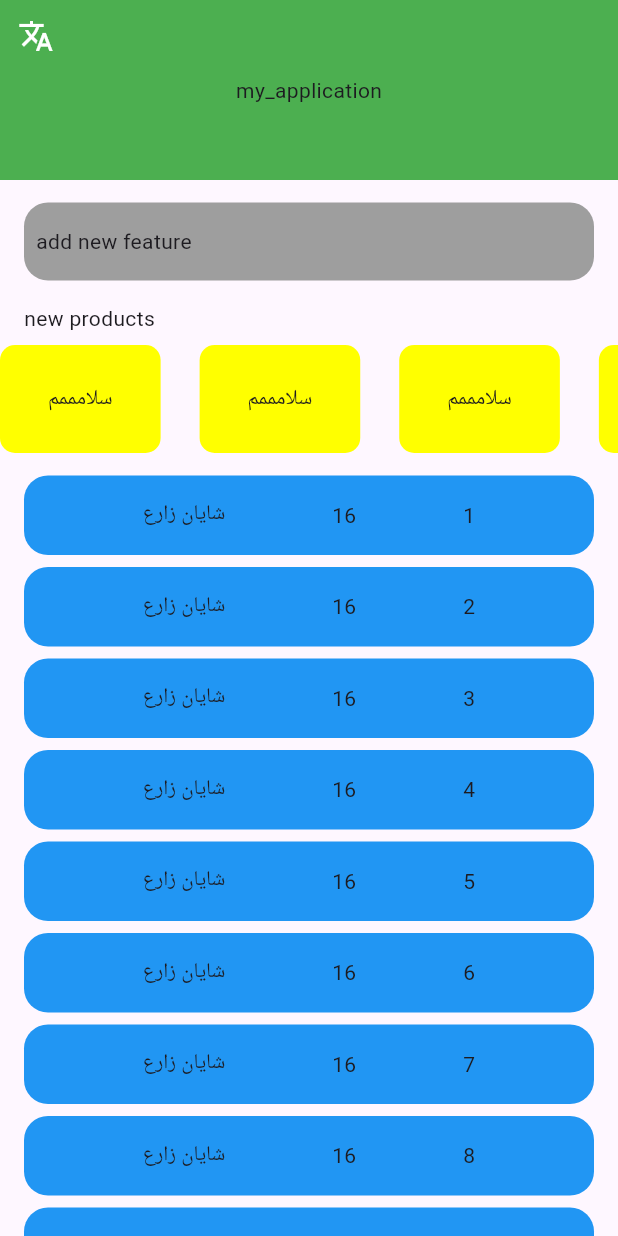
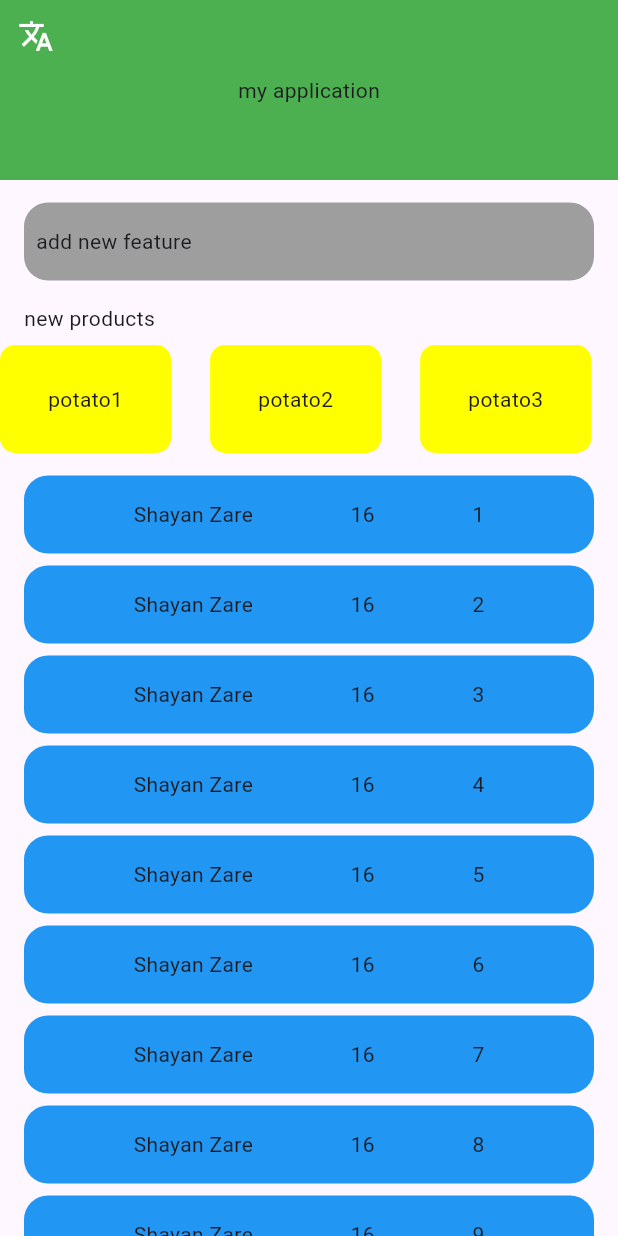
Before and after one commit to shayanzare-dev/taav_task, a Flutter app: the screen it shows after launch, after a tap on the "translate" icon, on a phone screen of 412 x 824 dp. Run offline on Flutter 3.47's test engine with Material 3 defaults, Android fonts, the phone set to English and light mode, and no system bars; generated files the repository leaves out were written again.

Commit message:
working on translation..

```diff
--- a/lib/app.dart
+++ b/lib/app.dart
@@ -1,17 +1,21 @@
 import 'package:flutter/material.dart';
 import 'package:flutter_gen/gen_l10n/app_localizations.dart';
 import 'package:untitled/pages/home/home_page.dart';
+import 'package:untitled/pages/home/widgets/language_change/locale_manager.dart';
+
 class App extends StatelessWidget {
-  const App({super.key});
+  App({super.key});
+
+  final LocaleManager locale = LocaleManager();
 
   @override
   Widget build(BuildContext context) {
-    Locale locale = const Locale('en');
+   // Locale locale = const Locale('fa');
     return MaterialApp(
       localizationsDelegates: AppLocalizations.localizationsDelegates,
       supportedLocales: AppLocalizations.supportedLocales,
-      locale: locale,
-      title: 'title',
+      locale: locale.locale,
+      title: 'review on localization',
       theme: ThemeData(
         primaryColor: Colors.grey.shade600,
       ),
--- a/lib/l10n/app_en.arb
+++ b/lib/l10n/app_en.arb
@@ -1,5 +1,5 @@
 {
-  "title": "my_application",
+  "title": "my application",
   "add_new_feature": "add new feature",
   "new_products": "new products"
 }
--- a/lib/main.dart
+++ b/lib/main.dart
@@ -1,4 +1,4 @@
 import 'package:flutter/cupertino.dart';
 import 'package:untitled/app.dart';
 
-void main() => runApp(const App());
+void main() => runApp( App());
--- a/lib/pages/data_base/data_base.dart
+++ b/lib/pages/data_base/data_base.dart
@@ -1,6 +1,29 @@
+import 'package:flutter/material.dart';
+import 'package:untitled/pages/data_base/item.dart';
+
 import 'person.dart';
 
 class DataBase {
-  static List<Person> peopleInformation =
-      List.generate(25, (index) => Person(name: 'شایان', lastName: 'زارع'));
+  static List<Person> getPeopleInformation(BuildContext context) {
+    // دسترسی به اطلاعات بر اساس context
+    final locale = Localizations.localeOf(context).languageCode;
+
+    if (locale == 'fa') {
+      return List.generate(
+          25, (index) => Person(name: 'شایان', lastName: 'زارع'));
+    } else {
+      return List.generate(
+          25, (index) => Person(name: 'Shayan', lastName: 'Zare'));
+    }
+  }
+
+  static List<Item> getItems(BuildContext context) {
+    final String locale = Localizations.localeOf(context).languageCode;
+
+    if (locale == 'fa') {
+      return List.generate(21, (index) => Item(name: 'سیب زمینی'));
+    } else {
+      return List.generate(10, (index) => Item(name: 'potato'));
+    }
+  }
 }
--- /dev/null
+++ b/lib/pages/data_base/item.dart
@@ -0,0 +1,7 @@
+class Item {
+  static int idCount = 0;
+  final String name;
+  final int id;
+
+  Item({required this.name}) : id = ++idCount;
+}
--- a/lib/pages/data_base/person.dart
+++ b/lib/pages/data_base/person.dart
@@ -1,5 +1,4 @@
 import 'dart:math';
-
 class Person {
   static int idGenerator = 0;
 
@@ -7,6 +6,7 @@
   final String lastName;
   late int age;
   final int id;
+
 
   Person({required this.name, required this.lastName}) : id = ++idGenerator {
     age = _ageGenerator();
--- a/lib/pages/home/home_page.dart
+++ b/lib/pages/home/home_page.dart
@@ -1,4 +1,5 @@
 import 'package:flutter/material.dart';
+import 'package:untitled/pages/home/widgets/language_change/change_language.dart';
 import 'package:untitled/pages/home/widgets/new_product.dart';
 import 'package:untitled/pages/home/widgets/people.dart';
 
@@ -18,7 +19,12 @@
   Widget _body() => SingleChildScrollView(
         child: Column(
           children: <Widget>[
-            const Header(),
+             Stack(
+              children: [
+                const Header(),
+                ChangeLanguage(),
+              ],
+            ),
             const SizedBox(height: 15),
             const UpdateNewVersion(),
             const SizedBox(height: 15),
--- a/lib/pages/home/widgets/header.dart
+++ b/lib/pages/home/widgets/header.dart
@@ -1,23 +1,18 @@
 import 'package:flutter/material.dart';
 import 'package:flutter_gen/gen_l10n/app_localizations.dart';
-
-import 'change_language.dart';
 
 class Header extends StatelessWidget {
   const Header({super.key});
 
   @override
   Widget build(BuildContext context) {
-    return Stack(children: [
-      SizedBox(
-        width: double.infinity,
-        height: 120,
-        child: ColoredBox(
-          color: Colors.green,
-          child: Center(child: Text(AppLocalizations.of(context)!.title)),
-        ),
+    return SizedBox(
+      width: double.infinity,
+      height: 120,
+      child: ColoredBox(
+        color: Colors.green,
+        child: Center(child: Text(AppLocalizations.of(context)!.title)),
       ),
-      ChangeLanguage()
-    ]);
+    );
   }
 }
--- a/lib/pages/home/widgets/change_language.dart
+++ b/lib/pages/home/widgets/language_change/change_language.dart
@@ -1,7 +1,11 @@
 import 'package:flutter/material.dart';
+import 'package:untitled/pages/home/widgets/language_change/locale_manager.dart';
 
 class ChangeLanguage extends StatefulWidget {
-  const ChangeLanguage({
+ // final void Function({required Locale locale}) changeLocale;
+  final LocaleManager localeManager = LocaleManager();
+
+  ChangeLanguage({
     super.key,
   });
 
@@ -14,6 +18,10 @@
   Widget build(BuildContext context) {
     return IconButton(
         onPressed: () {
+          setState(() {
+
+            widget.localeManager.setLocale();
+          });
         },
         icon: const Icon(
           Icons.translate,
--- /dev/null
+++ b/lib/pages/home/widgets/language_change/locale_manager.dart
@@ -0,0 +1,15 @@
+import 'dart:ui';
+
+class LocaleManager {
+  Locale _locale = const Locale('en');
+
+  Locale get locale => _locale;
+
+  void setLocale() {
+    if (locale == const Locale('en')) {
+      _locale = const Locale('fa');
+    } else {
+      _locale = const Locale('en');
+    }
+  }
+}
--- a/lib/pages/home/widgets/new_product.dart
+++ b/lib/pages/home/widgets/new_product.dart
@@ -1,5 +1,7 @@
 import 'package:flutter/material.dart';
 import 'package:flutter_gen/gen_l10n/app_localizations.dart';
+import 'package:untitled/pages/data_base/data_base.dart';
+import 'package:untitled/pages/data_base/item.dart';
 
 class NewProduct extends StatelessWidget {
   const NewProduct({super.key});
@@ -13,26 +15,28 @@
         child: Text(AppLocalizations.of(context)!.new_products),
       ),
       const SizedBox(height: 8),
-      Expanded(child: _listViewSeparated(color)),
+      Expanded(child: _listViewSeparated(color, context)),
     ]);
   }
 
-  Widget _listViewSeparated(Color primaryColor) {
+  Widget _listViewSeparated(Color primaryColor, BuildContext context) {
     double containerRightMargin = 0;
     double containerLeftMargin = 0;
-
+    final List<Item> items = DataBase.getItems(context);
     return ListView.separated(
       physics: const BouncingScrollPhysics(),
       scrollDirection: Axis.horizontal,
-      itemCount: 20,
+      itemCount: items.length,
       itemBuilder: (context, index) {
         if (index == 0) {
           containerRightMargin = 16;
         }
-        if (index == 19) {
+        if (index == (items.length - 2)) {
           containerLeftMargin = 16;
         }
         return _listViewItem(
+            itemId: items[index].id,
+            itemName: items[index].name,
             containerLeftMargin: containerLeftMargin,
             containerRightMargin: containerRightMargin,
             primaryColor: primaryColor);
@@ -43,11 +47,12 @@
     );
   }
 
-  Widget _listViewItem({
-    required double containerRightMargin,
-    required double containerLeftMargin,
-    required Color primaryColor,
-  }) {
+  Widget _listViewItem(
+      {required double containerRightMargin,
+      required double containerLeftMargin,
+      required Color primaryColor,
+      required String itemName,
+      required int itemId}) {
     return Container(
       alignment: Alignment.center,
       padding: const EdgeInsets.symmetric(horizontal: 32),
@@ -55,7 +60,13 @@
           right: containerRightMargin, left: containerLeftMargin),
       decoration: BoxDecoration(
           color: primaryColor, borderRadius: BorderRadius.circular(10)),
-      child: const Text('سلامممم'),
+      child: Row(
+        mainAxisAlignment: MainAxisAlignment.spaceEvenly,
+        children: [
+          Text(itemName),
+          Text('$itemId'),
+        ],
+      ),
     );
   }
 }
--- a/lib/pages/home/widgets/people.dart
+++ b/lib/pages/home/widgets/people.dart
@@ -6,9 +6,10 @@
 class People extends StatelessWidget {
   People({super.key});
 
-  final List<Widget> items =
-      List.generate(DataBase.peopleInformation.length, (index) {
-    final Person person = DataBase.peopleInformation[index];
+  List<Widget> generateItems(BuildContext context) {
+    final List<Person> people = DataBase.getPeopleInformation(context);
+    return List.generate(people.length, (index) {
+      final Person person = people[index];
       return Container(
         margin: const EdgeInsets.only(left: 16, right: 16, bottom: 8),
         padding: const EdgeInsets.symmetric(vertical: 16, horizontal: 8),
@@ -23,22 +24,22 @@
             children: [
               Text(
                 '${person.name} ${person.lastName}',
-              textAlign: TextAlign.end,
               ),
               Text(
                 '${person.age}',
-              textAlign: TextAlign.end,
               ),
               Text(
                 '${person.id}',
-              textAlign: TextAlign.end,
               ),
             ],
           ),
         ),
       );
     });
+  }
 
   @override
-  Widget build(BuildContext context) => Column(children: items);
+  Widget build(BuildContext context) {
+    return Column(children: generateItems(context));
   }
+}
```
Also changed, not shown: lib/pages/home/widgets/sample_workflow.dart (added, +91 -0 lines). Lines whose indentation alone changed are shown as unchanged.
